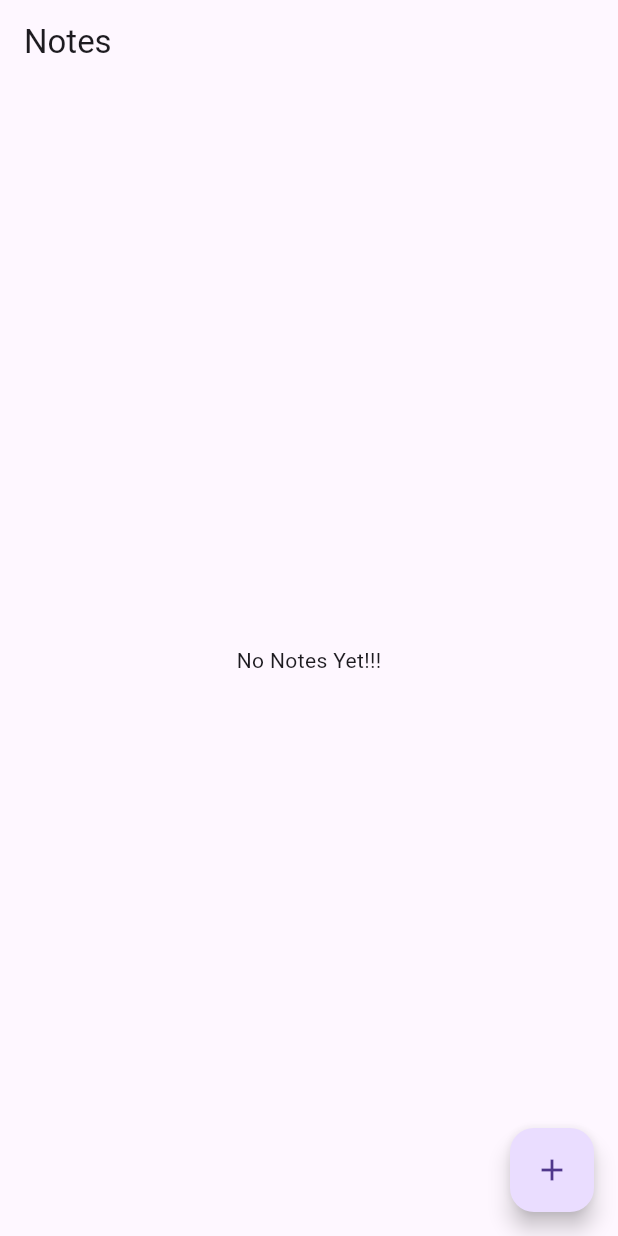
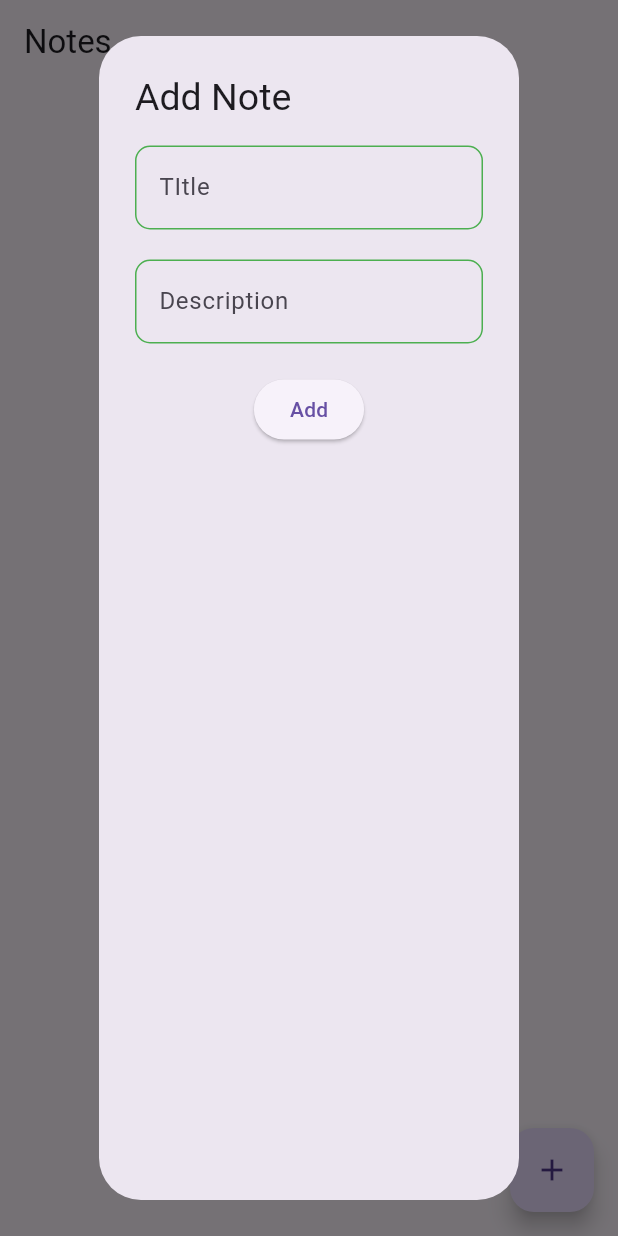
Before and after one commit to Prashant-Bista/notekeeper, a Flutter app: the screen it shows after launch, after a tap on the "add" icon, on a phone screen of 412 x 824 dp. Run offline on Flutter 3.47's test engine with Material 3 defaults, Android fonts, the phone set to English and light mode, and no system bars; our stand-ins replace sqflite_common_ffi; accounts and stored records are empty.

Commit message:
added add delete func

```diff
--- a/lib/data/local/db_helper.dart
+++ b/lib/data/local/db_helper.dart
@@ -48,4 +48,15 @@ class DBHelper {
     List<Map<String,dynamic>> mData= await db.query(TABLE_NOTE);
     return mData;
   }
+  Future<bool> updateNote({required String title, required String desc,required int sno}) async{
+    var db = await getDB();
+    int rowsaffected= await db.update(TABLE_NOTE, {COLUMN_NOTE_TITLE:title,COLUMN_NOTE_DESC:desc},where:"$COLUMN_NOTE_SNO = $sno" );
+    return rowsaffected>0;
 }
+
+Future<bool> deleteNode({required int sno}) async{
+    var db = await getDB();
+    int rowsaffected = await db.delete(TABLE_NOTE,where: "$COLUMN_NOTE_SNO = ?",whereArgs: [sno] );
+    return rowsaffected>0;
+}
+}
--- a/lib/home_page.dart
+++ b/lib/home_page.dart
@@ -9,41 +9,135 @@ class HomePage extends StatefulWidget {
 }
 
 class _HomePageState extends State<HomePage> {
-  List<Map<String,dynamic>>allNotes=[];
+  List<Map<String, dynamic>> allNotes = [];
+  TextEditingController titleController = TextEditingController();
+  TextEditingController descController = TextEditingController();
   DBHelper? dbRef;
   @override
   void initState() {
     // TODO: implement initState
     super.initState();
-    dbRef= DBHelper.getInstance;
+    dbRef = DBHelper.getInstance;
     getNotes();
     print("got notes");
+  }
 
+  void getNotes() async {
+    allNotes = await dbRef!.getAllNotes();
+
+    setState(() {});
   }
-  void getNotes()async{
-   setState(() async{
-     allNotes = await dbRef!.getAllNotes();
-   });
-  }
+
   @override
   Widget build(BuildContext context) {
+
+
     return Scaffold(
       appBar: AppBar(
         title: Text("Notes"),
       ),
-      body: allNotes.isNotEmpty?ListView.builder(itemCount:allNotes.length,itemBuilder: (context,index){
-       return ListTile(
-         leading: Text(allNotes[index][DBHelper.COLUMN_NOTE_SNO].toString()),
-         title: Text(allNotes[index][DBHelper.COLUMN_NOTE_TITLE]),
-         subtitle: Text(allNotes[index][DBHelper.COLUMN_NOTE_DESC]),
-       );
-      }):Center(child: Text("No Notes Yet!!!"),),
-      floatingActionButton: FloatingActionButton(onPressed: (){
-          dbRef?.addNote(mtitle: "New note1 ", mDesc: "This is my first node just to see if it is working");
-
-        setState(() {
-        });
-      },child: Icon(Icons.add),),
+      body: allNotes.isNotEmpty
+          ? ListView.builder(
+              itemCount: allNotes.length,
+              itemBuilder: (context, index) {
+                return ListTile(
+                  onTap: (){
+                    titleController.text=allNotes[index]["title"];
+                    descController.text=allNotes[index]["desc"];
+                    addUpdateAlert(isAdd:false,sno: allNotes[index][DBHelper.COLUMN_NOTE_SNO]);
+                  },
+                  trailing: IconButton(icon: Icon(Icons.delete,color: Colors.red,),onPressed: (){
+                    dbRef?.deleteNode(sno: allNotes[index][DBHelper.COLUMN_NOTE_SNO]);
+                    getNotes();
+                  },),
+                  leading: Text(
+                      allNotes[index][DBHelper.COLUMN_NOTE_SNO].toString()),
+                  title: Text(allNotes[index][DBHelper.COLUMN_NOTE_TITLE]),
+                  subtitle: Text(allNotes[index][DBHelper.COLUMN_NOTE_DESC]),
+                );
+              })
+          : Center(
+              child: Text("No Notes Yet!!!"),
+            ),
+      floatingActionButton: FloatingActionButton(
+        onPressed: () {
+addUpdateAlert(isAdd:true);
+        },
+        child: Icon(Icons.add),
+      ),
     );
   }
+  void addUpdateAlert({required bool isAdd,int? sno}){
+    showDialog(
+        context: context,
+        builder: (context) {
+          return AlertDialog(
+            title: Text("${isAdd?"Add":"Update"} Note", style: TextStyle(fontSize: 25)),
+            content: Column(
+              spacing: 20,
+              children: [
+                TextField(
+                  controller: titleController,
+                  decoration: InputDecoration(
+                    label: Text("TItle"),
+                    focusedBorder: OutlineInputBorder(
+                      borderSide: BorderSide(
+                        color: Colors.blue,
+                        width: 1,
+                      ),
+                      borderRadius: BorderRadius.circular(10),
+                    ),
+                    enabledBorder: OutlineInputBorder(
+                      borderSide: BorderSide(
+                        color: Colors.green,
+                        width: 1,
+                      ),
+                      borderRadius: BorderRadius.circular(10),
+                    ),
+                  ),
+                ),
+                TextField(
+                  controller: descController,
+                  decoration: InputDecoration(
+                      label: Text("Description"),
+                      focusedBorder: OutlineInputBorder(
+                        borderSide: BorderSide(
+                          color: Colors.blue,
+                          width: 1,
+                        ),
+                        borderRadius: BorderRadius.circular(10),
+                      ),
+                      enabledBorder: OutlineInputBorder(
+                        borderSide: BorderSide(
+                          color: Colors.green,
+                          width: 1,
+                        ),
+                        borderRadius: BorderRadius.circular(10),
+                      )),
+                ),
+                ElevatedButton(
+                    onPressed: () async {
+                      bool? check;
+                      if (titleController.text.isNotEmpty &&
+                          titleController.text.isNotEmpty) {
+                        if(isAdd)
+                         check = await dbRef?.addNote(
+                            mtitle: titleController.text,
+                            mDesc: descController.text);
+                        else
+                          check = await dbRef?.updateNote(title: titleController.text, desc: descController.text, sno:sno! );
+                        if (check!) {
+                          getNotes();
+                        } else {
+                          print("didnt add");
+                        }
+                      }
+                      Navigator.of(context).pop();
+                    },
+                    child: Text("${isAdd?"Add":"Update"}"))
+              ],
+            ),
+          );
+        });
+  }
 }
```
